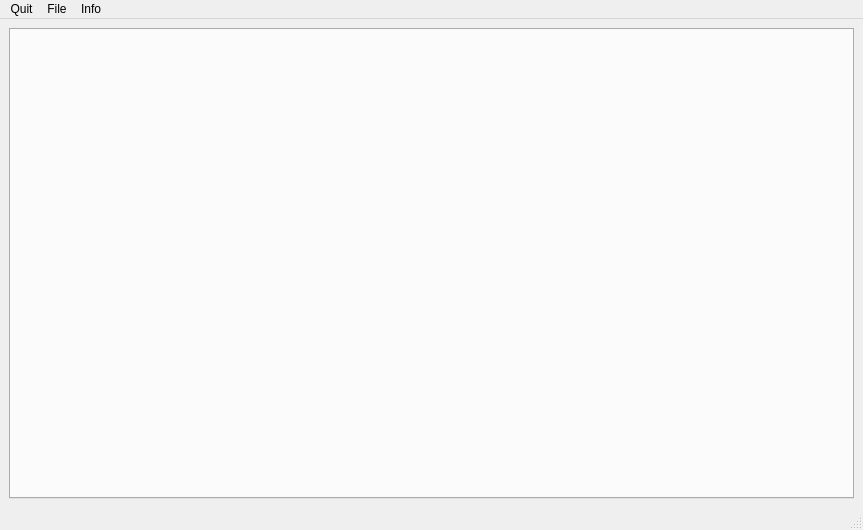
Above: QtProject/mytable.ui from Moriartymath/Spreadsheet-program before the change. Below: the same form after it.
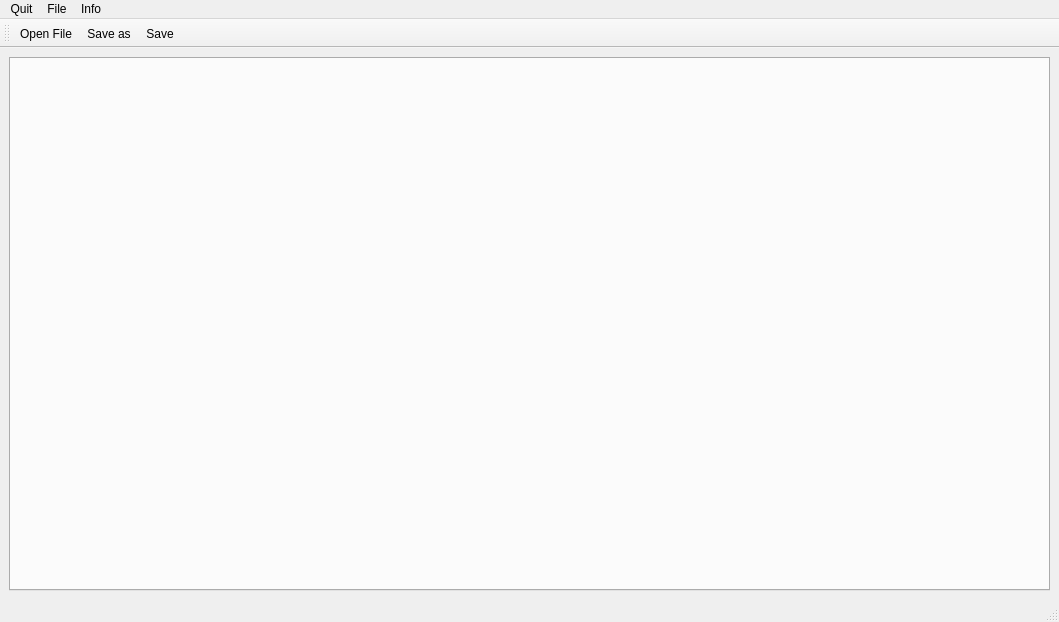
That is the form after the change. Icons and pictures are not drawn.

The edit to the form file:
```diff
--- a/QtProject/mytable.ui
+++ b/QtProject/mytable.ui
@@ -6,8 +6,8 @@
    <rect>
     <x>0</x>
     <y>0</y>
-    <width>863</width>
-    <height>530</height>
+    <width>1059</width>
+    <height>622</height>
    </rect>
   </property>
   <property name="windowTitle">
@@ -47,8 +47,8 @@
     <rect>
      <x>0</x>
      <y>0</y>
-     <width>863</width>
-     <height>17</height>
+     <width>1059</width>
+     <height>25</height>
     </rect>
    </property>
    <widget class="QMenu" name="menuQuit">
@@ -62,7 +62,7 @@
      <string>File</string>
     </property>
     <addaction name="actionOpen_File"/>
-    <addaction name="actionUpload_to_file"/>
+    <addaction name="actionSave_as"/>
    </widget>
    <widget class="QMenu" name="menuInfo">
     <property name="title">
@@ -75,19 +75,41 @@
    <addaction name="menuInfo"/>
   </widget>
   <widget class="QStatusBar" name="statusbar"/>
+  <widget class="QToolBar" name="toolBar">
+   <property name="windowTitle">
+    <string>toolBar</string>
+   </property>
+   <attribute name="toolBarArea">
+    <enum>TopToolBarArea</enum>
+   </attribute>
+   <attribute name="toolBarBreak">
+    <bool>false</bool>
+   </attribute>
+   <addaction name="actionOpen_File"/>
+   <addaction name="actionSave_as"/>
+   <addaction name="actionSave"/>
+  </widget>
   <action name="actionQuit">
    <property name="text">
     <string>Quit</string>
    </property>
   </action>
   <action name="actionOpen_File">
+   <property name="icon">
+    <iconset resource="Images.qrc">
+     <normaloff>:/Images/folder_icon.png</normaloff>:/Images/folder_icon.png</iconset>
+   </property>
    <property name="text">
     <string>Open File</string>
    </property>
   </action>
-  <action name="actionUpload_to_file">
+  <action name="actionSave_as">
+   <property name="icon">
+    <iconset resource="Images.qrc">
+     <normaloff>:/Images/save_as_icon.png</normaloff>:/Images/save_as_icon.png</iconset>
+   </property>
    <property name="text">
-    <string>Upload to file</string>
+    <string>Save as</string>
    </property>
   </action>
   <action name="actionInfo">
@@ -95,6 +117,18 @@
     <string>Info</string>
    </property>
   </action>
+  <action name="actionSave">
+   <property name="icon">
+    <iconset resource="Images.qrc">
+     <normaloff>:/Images/save_changes_icon.png</normaloff>:/Images/save_changes_icon.png</iconset>
+   </property>
+   <property name="text">
+    <string>Save</string>
+   </property>
+   <property name="shortcut">
+    <string>Ctrl+S</string>
+   </property>
+  </action>
  </widget>
  <resources/>
  <connections/>
```
Left out of the diff: 4 changed lines with no effect on the pictures.
